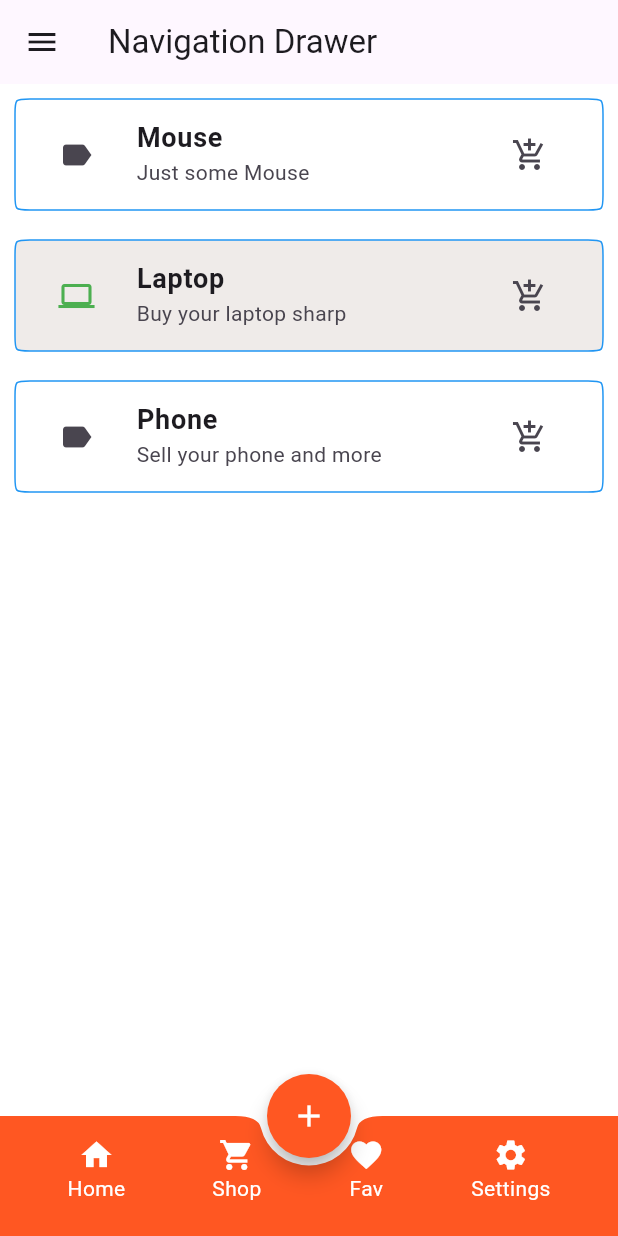
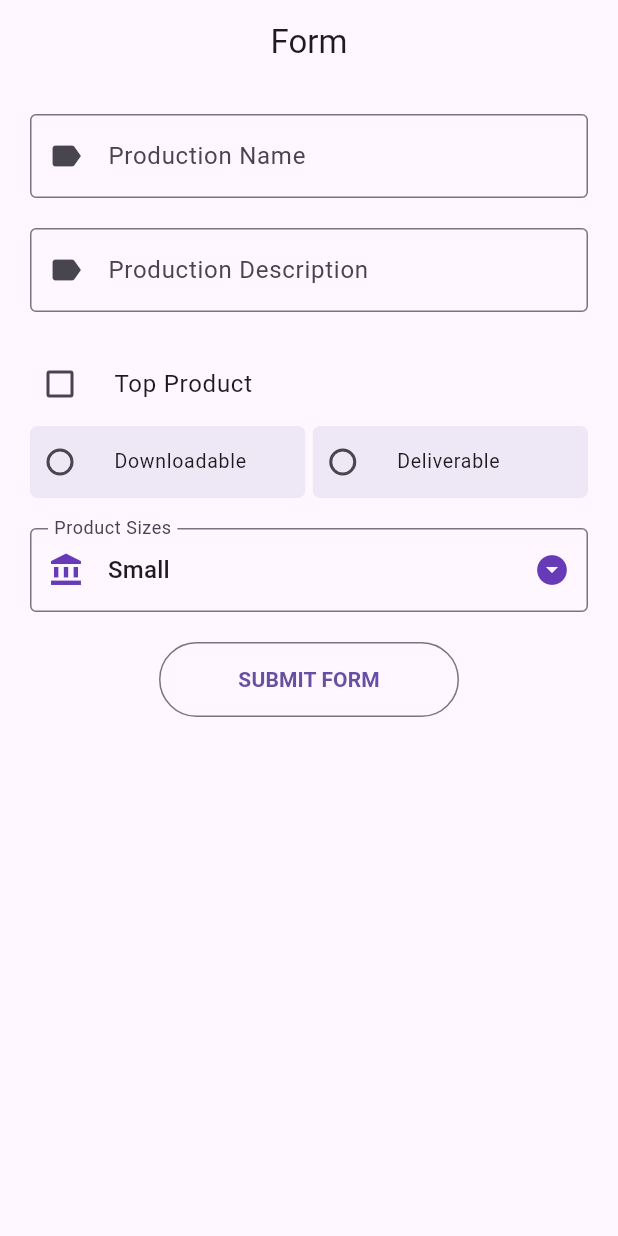
Before and after one commit to ezekielphlat/first_flutter_app, a Flutter app: the screen it shows after launch, on a phone screen of 412 x 824 dp. Run offline on Flutter 3.47's test engine with Material 3 defaults, Android fonts, the phone set to English and light mode, and no system bars.

Commit message:
final stateful widget

```diff
--- a/lib/main.dart
+++ b/lib/main.dart
@@ -1,20 +1,47 @@
-import 'package:first_flutter_app/screens/Home.dart';
-
+import 'package:first_flutter_app/screens/Home/form.dart';
 import 'package:flutter/material.dart';
 
-void main() =>  runApp(const MyApp());
+void main() => runApp(EPStatelessClass());
 
-
-class MyApp extends StatelessWidget {
-  const MyApp({super.key});
+class EPStatelessClass extends StatelessWidget {
+  const EPStatelessClass({super.key});
 
   @override
   Widget build(BuildContext context) {
-    return const  MaterialApp(
-      title: 'My Flutter App',
-      themeMode: ThemeMode.system,
-      debugShowCheckedModeBanner: false,
-      home: Home()
+    return MaterialApp(
+      home: MyForm()
     );
   }
 }
+
+class EPStatefulClass extends StatefulWidget {
+  const EPStatefulClass({super.key});
+
+  @override
+  State<EPStatefulClass> createState() => _EPStatefulClassState();
+}
+
+class _EPStatefulClassState extends State<EPStatefulClass> {
+
+  bool liked = false;
+
+  @override
+  Widget build(BuildContext context) {
+    return ListView(
+      children: [
+        ListTile(
+          title: const Text("Mike and mile"),
+          trailing: IconButton(
+            icon: liked? const Icon(Icons.favorite): const Icon(Icons.favorite_border),
+            onPressed: () {
+              setState(() =>
+                liked = !liked
+              );
+
+            },
+          ),
+        )
+      ],
+    );
+  }
+}
--- /dev/null
+++ b/lib/screens/Home/form.dart
@@ -0,0 +1,215 @@
+import 'package:first_flutter_app/screens/Home/details.dart';
+import 'package:first_flutter_app/screens/Home/widgets/MyTextForm.dart';
+import 'package:flutter/material.dart';
+
+enum ProductTypeEnum { Downloadable, Deliverable }
+
+class MyForm extends StatefulWidget {
+  const MyForm({super.key});
+
+  @override
+  State<MyForm> createState() => _MyFormState();
+}
+
+class _MyFormState extends State<MyForm> {
+  // @override
+  // void initState() {
+  //   super.initState();
+  //   _productController.addListener(_updateText);
+  // }
+
+  // void _updateText(){
+  //   setState(() {
+  //     _productName = _productController.text;
+  //   });
+  // }
+  _MyFormState() {
+    _selectedVal = _productSizeList[0];
+  }
+
+  final _productNameController = TextEditingController();
+  final _productDescController = TextEditingController();
+  bool? _checkBox, _listStyleCheckBox = false;
+  ProductTypeEnum? _productTypeEnum;
+  final _productSizeList = ['Small', 'Medium', 'Large', 'XLarge'];
+  String? _selectedVal = "";
+final _formKey = GlobalKey<FormState>();
+
+  @override
+  void dispose() {
+    _productNameController.dispose();
+    _productDescController.dispose();
+    super.dispose();
+  }
+
+  @override
+  Widget build(BuildContext context) {
+    return Scaffold(
+      appBar: AppBar(
+        title: const Text("Form"),
+        centerTitle: true,
+      ),
+      body: Center(
+        child: Container(
+          padding: const EdgeInsets.all(20.0),
+          child: ListView(
+            children: [
+              Form(
+                key: _formKey,
+                  child: Column(
+                children: [
+                  MyTextForm(
+                    fieldController: _productNameController,
+                    labelText: "Production Name",
+                  ),
+                  const SizedBox(
+                    height: 20.0,
+                  ),
+                  MyTextForm(
+                    fieldController: _productDescController,
+                    labelText: "Production Description",
+                  ),
+                  const SizedBox(
+                    height: 20.0,
+                  ),
+                  // Checkbox(
+                  //     checkColor: Colors.white,
+                  //     activeColor: Colors.deepPurple,
+                  //     tristate: true,
+                  //     // returns true, false or null
+                  //     value: _checkBox,
+                  //     onChanged: (val) {
+                  //       setState(() {
+                  //         _checkBox = val;
+                  //       });
+                  //     }),
+                  CheckboxListTile(
+                      contentPadding: const EdgeInsets.all(0.0),
+                      value: _listStyleCheckBox,
+                      title: const Text("Top Product"),
+                      controlAffinity: ListTileControlAffinity.leading,
+                      onChanged: (val) {
+                        setState(() {
+                          _listStyleCheckBox = val;
+                        });
+                      }),
+                  // create radio widget
+                  Row(
+                    children: [
+                      Expanded(
+                        child: RadioListTile(
+                            tileColor: Colors.deepPurple.shade50,
+                            shape: RoundedRectangleBorder(
+                                borderRadius: BorderRadius.circular(5.0)),
+                            dense: true,
+                            contentPadding: const EdgeInsets.all(0.0),
+                            value: ProductTypeEnum.Downloadable,
+                            groupValue: _productTypeEnum,
+                            title: Text(ProductTypeEnum.Downloadable.name),
+                            onChanged: (val) {
+                              setState(() {
+                                _productTypeEnum = val;
+                              });
+                            }),
+                      ),
+                      const SizedBox(
+                        width: 5.0,
+                      ),
+                      Expanded(
+                        child: RadioListTile(
+                            dense: true,
+                            shape: RoundedRectangleBorder(
+                                borderRadius: BorderRadius.circular(5.0)),
+                            tileColor: Colors.deepPurple.shade50,
+                            contentPadding: const EdgeInsets.all(0.0),
+                            value: ProductTypeEnum.Deliverable,
+                            groupValue: _productTypeEnum,
+                            title: Text(ProductTypeEnum.Deliverable.name),
+                            onChanged: (val) {
+                              setState(() {
+                                _productTypeEnum = val;
+                              });
+                            }),
+                      ),
+                    ],
+                  ),
+                  const SizedBox(
+                    height: 20.0,
+                  ),
+                  // DropdownButton(
+                  //     value: _selectedVal,
+                  //     items: _productSizeList.map((e) {
+                  //       return DropdownMenuItem(
+                  //         child: Text(e),
+                  //         value: e,
+                  //       );
+                  //     }).toList(),
+                  //     onChanged: (val) {
+                  //       setState(() {
+                  //         _selectedVal = val as String;
+                  //       });
+                  //     }),
+
+                  DropdownButtonFormField(
+                    value: _selectedVal,
+                    items: _productSizeList.map((e) {
+                      return DropdownMenuItem(
+                        child: Text(e),
+                        value: e,
+                      );
+                    }).toList(),
+                    onChanged: (val) {
+                      setState(() {
+                        _selectedVal = val as String;
+                      });
+                    },
+                    icon: const Icon(
+                      Icons.arrow_drop_down_circle,
+                      color: Colors.deepPurple,
+                    ),
+                    dropdownColor: Colors.deepPurple.shade50,
+                    decoration: const InputDecoration(
+                        labelText: "Product Sizes",
+                        prefixIcon: Icon(
+                          Icons.account_balance,
+                          color: Colors.deepPurple,
+                        ),
+                        border: OutlineInputBorder()
+                    ),
+
+                  ),
+                  const SizedBox(
+                    height: 20.0,
+                  ),
+                  MyBtn(context)
+                ],
+              )),
+
+            ],
+          ),
+        ),
+      ),
+    );
+  }
+
+  OutlinedButton MyBtn(BuildContext context) {
+    return OutlinedButton(
+      style: OutlinedButton.styleFrom(minimumSize: const Size(200, 50)),
+      onPressed: () {
+        Navigator.push(
+          context,
+          MaterialPageRoute(builder: (context) {
+            return Details(
+              productName: _productNameController.text,
+              productDescription: _productDescController.text,
+            );
+          }),
+        );
+      },
+      child: Text(
+        "Submit Form".toUpperCase(),
+        style: const TextStyle(fontWeight: FontWeight.bold),
+      ),
+    );
+  }
+}
--- /dev/null
+++ b/lib/screens/Home/widgets/MyTextForm.dart
@@ -0,0 +1,36 @@
+import 'package:flutter/material.dart';
+
+class MyTextForm extends StatelessWidget {
+  const MyTextForm({
+    super.key,
+    required TextEditingController fieldController,
+    required this.labelText,
+    this.prefixIcon = Icons.label
+  }) : _fieldController = fieldController;
+
+  final TextEditingController _fieldController;
+  final String labelText;
+  final IconData prefixIcon;
+
+  @override
+  Widget build(BuildContext context) {
+    return TextFormField(
+      validator: (value){
+        if(value == null || value.isEmpty){
+          return "Please enter some text";
+        }else{
+          return null;
+        }
+      },
+      controller: _fieldController,
+      // onChanged: (val){
+      //   _updateText(val);
+      // },
+      decoration:  InputDecoration(
+          labelText: labelText,
+          prefixIcon: Icon(prefixIcon),
+          border: const OutlineInputBorder()
+      ),
+    );
+  }
+}
```
Also changed, not shown: lib/screens/Home/details.dart (added, +36 -0 lines).
